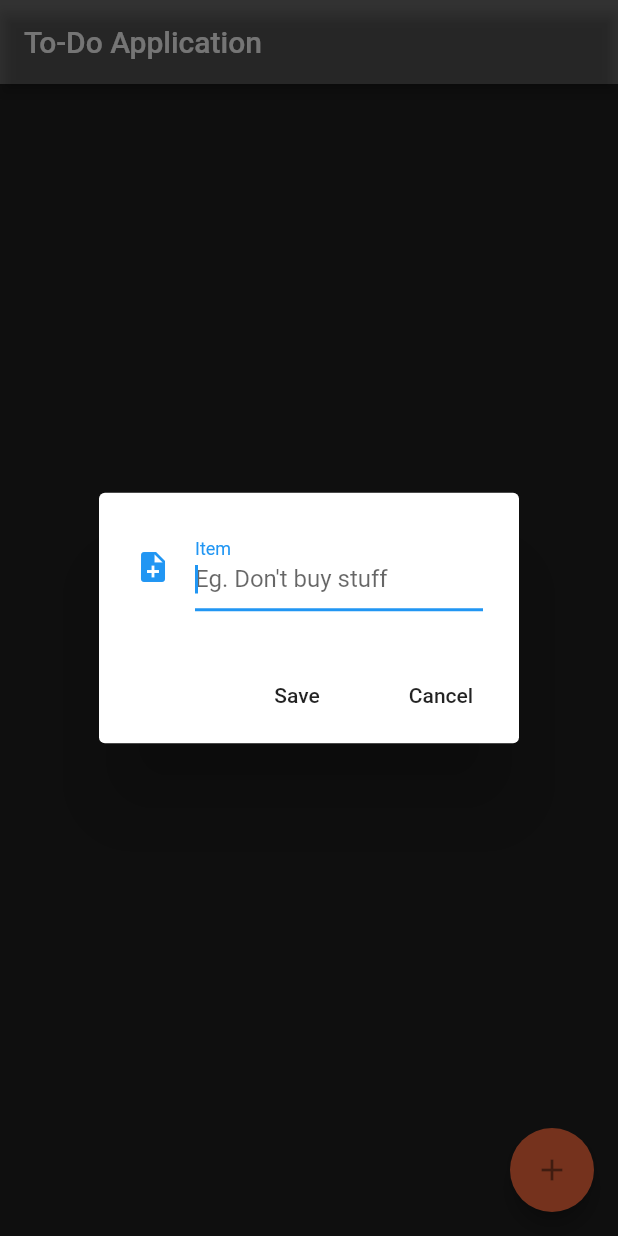
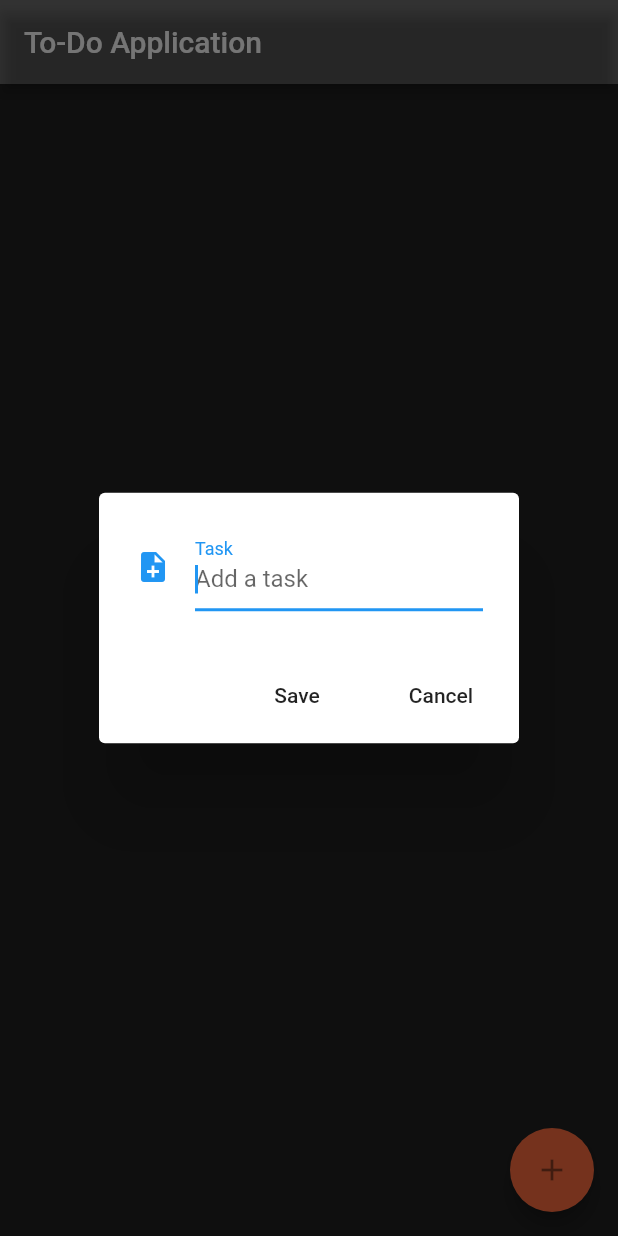
Before and after one commit to MohitP197-zz/Flutter-To-Do-Application, a Flutter app: the screen it shows after launch, after a tap on the "add" icon, on a phone screen of 412 x 824 dp. Run offline on Flutter 3.47's test engine with Material 2 defaults, Android fonts, the phone set to English and light mode, and no system bars; our stand-ins replace sqflite; accounts and stored records are empty.

Commit message:
Fixed adding task

```diff
--- a/lib/ui/todo_screen.dart
+++ b/lib/ui/todo_screen.dart
@@ -1,3 +1,5 @@
+import 'dart:collection';
+
 import 'package:flutter/material.dart';
 import 'package:todoapp/model/todo_item.dart';
 import 'package:todoapp/util/database_client.dart';
@@ -11,20 +13,64 @@ class _ToDoScreenState extends State<ToDoScreen> {
   final TextEditingController _textEditingController = TextEditingController();
   var db = new DatabaseHelper();
 
+  final List<ToDoItem> _itemList = <ToDoItem>[];
+
+  @override
+  void initState() {
+    super.initState();
+
+    _readToDoList();
+  }
+
   void _handleSubmitted(String text) async {
     _textEditingController.clear();
 
     ToDoItem toDoItem = new ToDoItem(text, DateTime.now().toIso8601String());
     int savedItemId = await db.saveItem(toDoItem);
 
-    print("Item Saved id: $savedItemId");
+    ToDoItem addedItem = await db.getItem(savedItemId);
+
+    setState(() {
+      _itemList.insert(0, addedItem);
+    });
+
+    print("Item Saved of id: $savedItemId");
   }
 
   @override
   Widget build(BuildContext context) {
     return Scaffold(
       backgroundColor: Colors.black87,
-      body: Column(),
+      body: Column(
+        children: <Widget>[
+          Flexible(
+            child: ListView.builder(
+                padding: EdgeInsets.all(8.0),
+                reverse: false,
+                itemCount: _itemList.length,
+                itemBuilder: (_, int index) {
+                  return Card(
+                    color: Colors.white10,
+                    child: ListTile(
+                      title: _itemList[index],
+                      onLongPress: () => debugPrint(""),
+                      trailing: Listener(
+                        key: Key(_itemList[index].itemName),
+                        child: Icon(
+                          Icons.remove_circle,
+                          color: Colors.redAccent,
+                        ),
+                        onPointerDown: (pointerEvent) => debugPrint(""),
+                      ),
+                    ),
+                  );
+                }),
+          ),
+          Divider(
+            height: 1.0,
+          )
+        ],
+      ),
       floatingActionButton: FloatingActionButton(
           tooltip: "Add Item",
           backgroundColor: Colors.deepOrangeAccent,
@@ -44,8 +90,8 @@ class _ToDoScreenState extends State<ToDoScreen> {
             controller: _textEditingController,
             autofocus: true,
             decoration: InputDecoration(
-              labelText: "Item",
-              hintText: "Eg. Don't buy stuff",
+              labelText: "Task",
+              hintText: "Add a task",
               icon: Icon(Icons.note_add),
             ),
           )),
@@ -71,4 +117,13 @@ class _ToDoScreenState extends State<ToDoScreen> {
           return alert;
         });
   }
+
+  _readToDoList() async {
+    List items = await db.getItems();
+    items.forEach((item) {
+      // map is used as we are received these objects from list
+      ToDoItem toDoItem = ToDoItem.fromMap(item);
+      print("DB Items: ${toDoItem.itemName}");
+    });
+  }
 }
--- a/lib/util/database_client.dart
+++ b/lib/util/database_client.dart
@@ -19,7 +19,7 @@ class DatabaseHelper {
 
   Future<Database> get db async {
     if (_db != null) {
-      return db;
+      return _db;
     }
     _db = await initDb();
     return _db;
```
